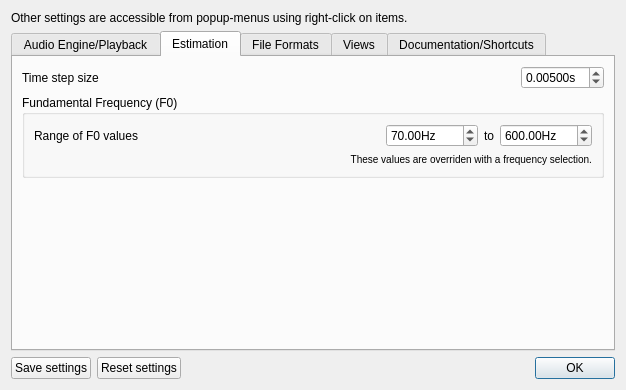
Qt form src/wdialogsettings.ui (gillesdegottex/dfasma) before a commit.
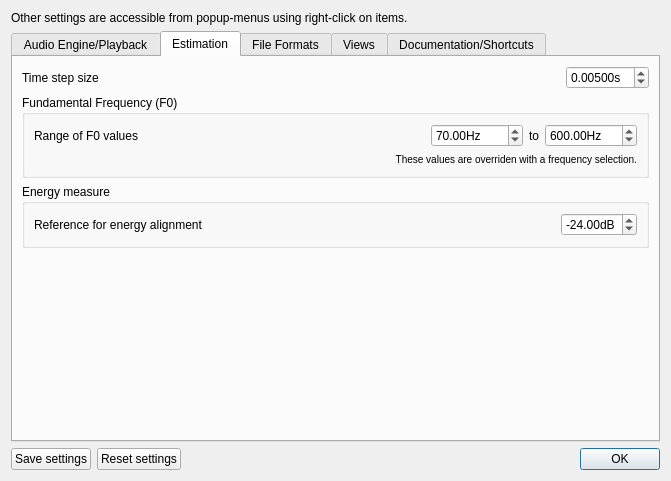
The same form after that commit. The open tabs and pages were chosen to show the change. Icons and pictures are not drawn.

```diff
--- a/src/wdialogsettings.ui
+++ b/src/wdialogsettings.ui
@@ -6,8 +6,8 @@
    <rect>
     <x>0</x>
     <y>0</y>
-    <width>626</width>
-    <height>390</height>
+    <width>671</width>
+    <height>481</height>
    </rect>
   </property>
   <property name="sizePolicy">
@@ -238,7 +238,7 @@
       <attribute name="title">
        <string>Estimation</string>
       </attribute>
-      <layout class="QVBoxLayout" name="verticalLayout_10">
+      <layout class="QVBoxLayout" name="verticalLayout_12">
        <item>
         <layout class="QHBoxLayout" name="horizontalLayout_16">
          <item>
@@ -381,6 +381,57 @@
          </layout>
         </widget>
        </item>
+       <item>
+        <widget class="QGroupBox" name="groupBox_6">
+         <property name="title">
+          <string>Energy measure</string>
+         </property>
+         <layout class="QVBoxLayout" name="verticalLayout_10">
+          <item>
+           <layout class="QHBoxLayout" name="horizontalLayout_15">
+            <item>
+             <widget class="QLabel" name="label_15">
+              <property name="sizePolicy">
+               <sizepolicy hsizetype="MinimumExpanding" vsizetype="Preferred">
+                <horstretch>0</horstretch>
+                <verstretch>0</verstretch>
+               </sizepolicy>
+              </property>
+              <property name="toolTip">
+               <string>&lt;html&gt;&lt;head/&gt;&lt;body&gt;&lt;p&gt;Range of possible F0 values.&lt;br/&gt;&lt;span style=&quot; font-size:9pt;&quot;&gt;(These values are overriden when a frequency selection is present)&lt;/span&gt;&lt;/p&gt;&lt;/body&gt;&lt;/html&gt;</string>
+              </property>
+              <property name="text">
+               <string>Reference for energy alignment</string>
+              </property>
+             </widget>
+            </item>
+            <item>
+             <widget class="QDoubleSpinBox" name="dsbGainAlignRefdB">
+              <property name="toolTip">
+               <string>&lt;html&gt;&lt;head/&gt;&lt;body&gt;&lt;p&gt;Minimal possible F0 value.&lt;br/&gt;&lt;span style=&quot; font-size:9pt;&quot;&gt;(This value is overriden when a frequency selection is present)&lt;/span&gt;&lt;/p&gt;&lt;/body&gt;&lt;/html&gt;</string>
+              </property>
+              <property name="suffix">
+               <string>dB</string>
+              </property>
+              <property name="minimum">
+               <double>-96.000000000000000</double>
+              </property>
+              <property name="maximum">
+               <double>96.000000000000000</double>
+              </property>
+              <property name="singleStep">
+               <double>3.000000000000000</double>
+              </property>
+              <property name="value">
+               <double>-24.000000000000000</double>
+              </property>
+             </widget>
+            </item>
+           </layout>
+          </item>
+         </layout>
+        </widget>
+       </item>
        <item>
         <spacer name="verticalSpacer_4">
          <property name="orientation">
```
Left out of the diff: 4 changed lines with no effect on the pictures.
